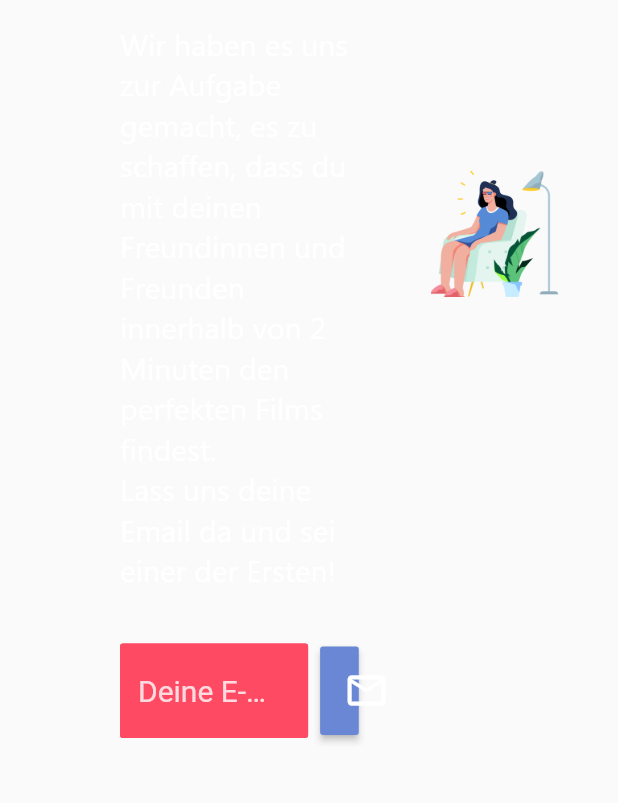
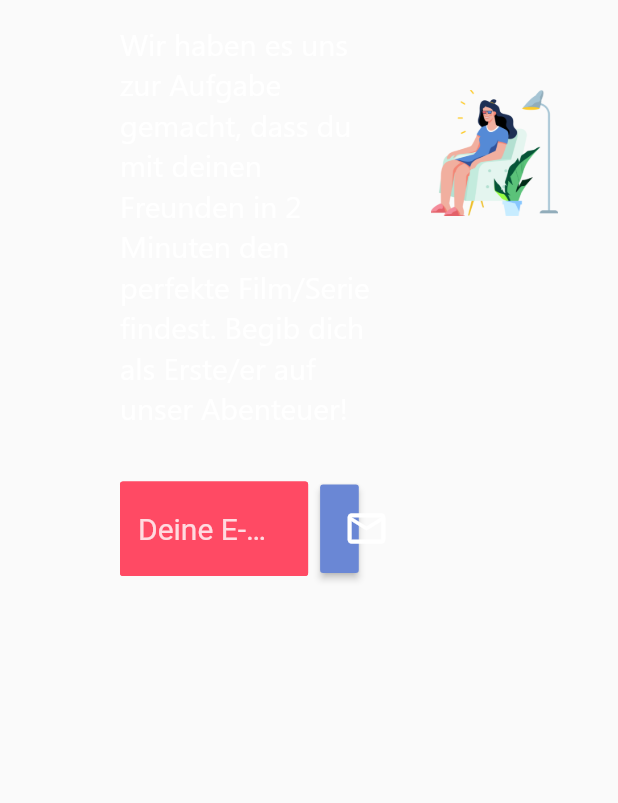
Before and after one commit to kasten4444/ceenes_v1, a Flutter app: the Row1_Tablet widget shown alone on an empty page, opened directly, on a phone screen of 412 x 824 dp, the part 414-1217 px from its top. Run offline on Flutter 3.47's test engine with Material 2 defaults, Android fonts, the phone set to English and light mode, and no system bars; drawn by our look-alikes of auto_size_text; our stand-ins replace animated_text_kit, cloud_firestore, email_validator, firebase_core, flutter_html, responsive_builder and 4 more; missing offline and left inert: cloud_firestore_web, dart:html, draggable_scrollbar, firebase_core_web, mailto; accounts and stored records are empty.

Commit message:
fixed tablet

```diff
--- a/lib/Widgets/Desktop/landingpage_home/body_rows/row_1.dart
+++ b/lib/Widgets/Desktop/landingpage_home/body_rows/row_1.dart
@@ -79,10 +79,7 @@ class _Row1State extends State<Row1> {
                             height: 30,
                           ),
                           AutoSizeText(
-                            'Wir haben es uns zur Aufgabe gemacht, es zu schaffen, dass du mit '
-                            'deinen Freundinnen und Freunden innerhalb von 2 Minuten den perfekten Films findest.\n'
-                            'Lass uns deine Email da und sei einer der Ersten!'
-                            '',
+                            'Wir haben es uns zur Aufgabe gemacht, dass du mit deinen Freunden in 2 Minuten den perfekte Film/Serie findest. Begib dich als Erste/er auf unser Abenteuer!',
                             style: TextStyle(
                               fontSize: 20,
                               decoration: TextDecoration.none,
--- a/lib/Widgets/Tablet/landingpage_home/body_rows/row_1.dart
+++ b/lib/Widgets/Tablet/landingpage_home/body_rows/row_1.dart
@@ -85,10 +85,7 @@ class _Row1_TabletState extends State<Row1_Tablet> {
 
 
                           AutoSizeText(
-                            'Wir haben es uns zur Aufgabe gemacht, es zu schaffen, dass du mit '
-                                'deinen Freundinnen und Freunden innerhalb von 2 Minuten den perfekten Films findest.\n'
-                                'Lass uns deine Email da und sei einer der Ersten!'
-                                '',
+                            'Wir haben es uns zur Aufgabe gemacht, dass du mit deinen Freunden in 2 Minuten den perfekte Film/Serie findest. Begib dich als Erste/er auf unser Abenteuer!',
                             style: TextStyle(
                               fontSize: 20,
                               decoration: TextDecoration.none,
--- a/lib/Widgets/Tablet/landingpage_home/body_rows/row_x.dart
+++ b/lib/Widgets/Tablet/landingpage_home/body_rows/row_x.dart
@@ -26,7 +26,7 @@ class RowX_Tablet extends StatelessWidget {
               ]),
             ),
           ),
-          HeaderButton('CONTACT US'),
+
           TextButton(
             child: Padding(
               padding: const EdgeInsets.all(8.0),
```
Also changed, not shown: lib/Widgets/Tablet/landingpage_home/body_rows/row_6.dart (+47 -6 lines), 2 other files.
